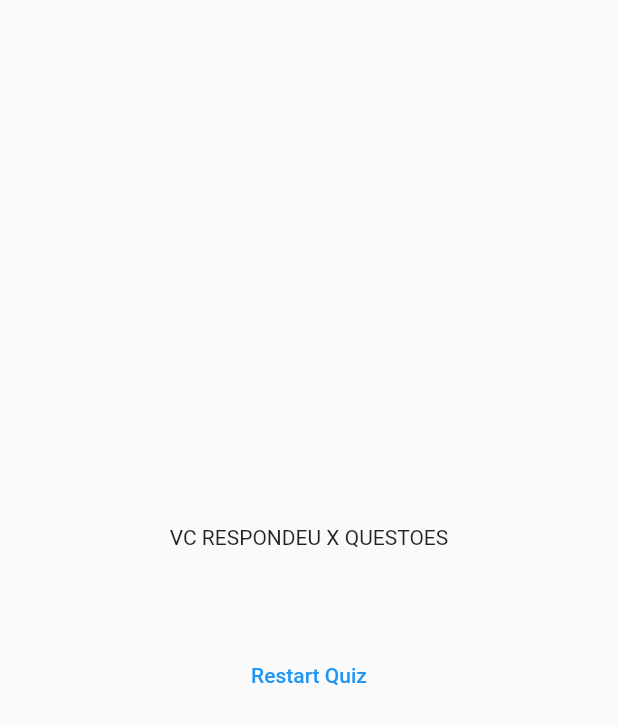
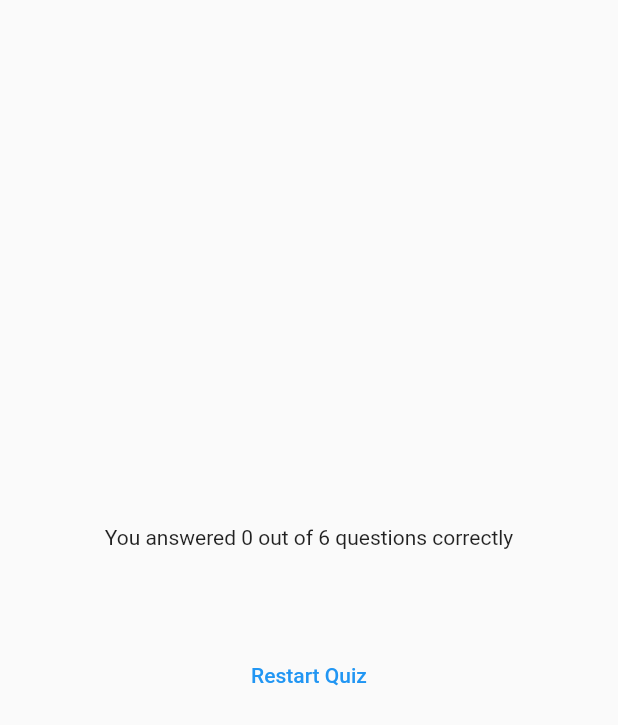
Before and after one commit to ElbertNatan/Flutter-App-Quiz, a Flutter app: the ResultsScreen widget shown alone on an empty page, opened directly with empty values, on a phone screen of 412 x 824 dp. Shown: the top 725 px of the screen. Run offline on Flutter 3.47's test engine with Material 2 defaults, Android fonts, the phone set to English and light mode, and no system bars; our stand-ins replace google_fonts; missing offline and left inert: dart:ffi.

Commit message:
- colocando acertos

```diff
--- a/quiz_app/lib/questions_summary.dart
+++ b/quiz_app/lib/questions_summary.dart
@@ -14,14 +14,15 @@ class QuestionsSummary extends StatelessWidget {
           return Row(
             children: [
               Text(((data['question_index'] as int) + 1).toString()),
-              Column(
+              Expanded(
+                  child: Column(
                 children: [
                   Text(data['question'] as String),
                   const SizedBox(height: 5),
                   Text(data['answer'] as String),
                   Text(data['correct_answer'] as String)
                 ],
-              ),
+              )),
             ],
           );
         },
--- a/quiz_app/lib/results_screen.dart
+++ b/quiz_app/lib/results_screen.dart
@@ -23,6 +23,13 @@ class ResultsScreen extends StatelessWidget {
 
   @override
   Widget build(BuildContext context) {
+    final summaryData = getSummaryData();
+    final numTotalQuestions = questions.length;
+    final numTotalCorrectQuestions = summaryData.where((data){
+      return data['answer'] == data['correct_answer'];
+    }).length;
+
+
     return SizedBox(
       width: double.infinity,
       child: Container(
@@ -30,9 +37,9 @@ class ResultsScreen extends StatelessWidget {
         child: Column(
           mainAxisAlignment: MainAxisAlignment.center,
           children: [
-            const Text('VC RESPONDEU X QUESTOES'),
+            Text('You answered $numTotalCorrectQuestions out of $numTotalQuestions questions correctly'),
             const SizedBox(height: 30),
-            QuestionsSummary(getSummaryData()),
+            QuestionsSummary(summaryData),
             const SizedBox(height: 30),
             TextButton(onPressed: () {}, child: const Text('Restart Quiz')),
           ],
```
